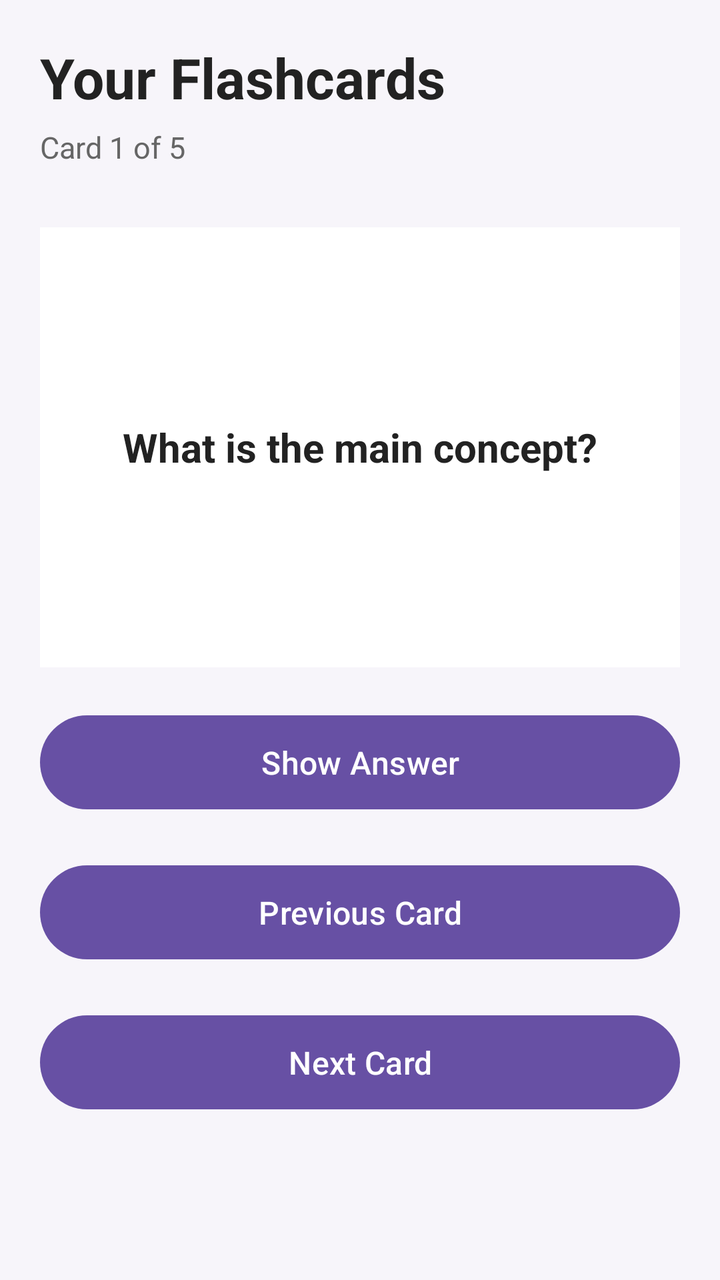
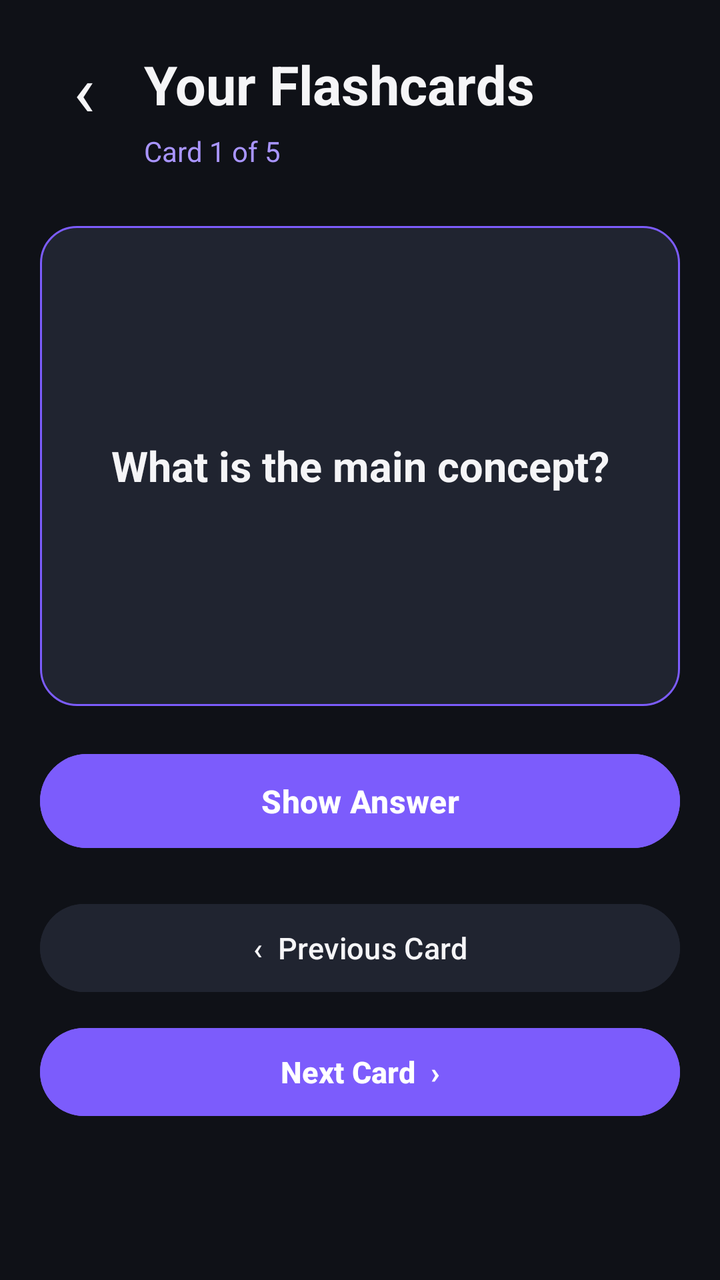

Compare the two renders of this Android layout. The source of the first and the diff that turns it into the second are given below.
<!-- AndroidManifest.xml: application theme Theme.SmartStudentHub -->
<!-- res/layout/activity_generated_flashcard.xml -->
<?xml version="1.0" encoding="utf-8"?>
<ScrollView
    xmlns:android="http://schemas.android.com/apk/res/android"
    android:layout_width="match_parent"
    android:layout_height="match_parent"
    android:background="#F7F5FA">

    <LinearLayout
        android:layout_width="match_parent"
        android:layout_height="wrap_content"
        android:orientation="vertical"
        android:padding="20dp">

        <TextView
            android:layout_width="wrap_content"
            android:layout_height="wrap_content"
            android:text="Your Flashcards"
            android:textColor="#222222"
            android:textSize="28sp"
            android:textStyle="bold" />

        <TextView
            android:id="@+id/flashcardProgressText"
            android:layout_width="wrap_content"
            android:layout_height="wrap_content"
            android:layout_marginTop="6dp"
            android:text="Card 1 of 5"
            android:textColor="#666666"
            android:textSize="15sp" />

        <TextView
            android:id="@+id/flashcardQuestion"
            android:layout_width="match_parent"
            android:layout_height="220dp"
            android:layout_marginTop="30dp"
            android:background="#FFFFFF"
            android:gravity="center"
            android:padding="20dp"
            android:text="What is the main concept?"
            android:textColor="#222222"
            android:textSize="20sp"
            android:textStyle="bold" />

        <Button
            android:id="@+id/btnShowAnswer"
            android:layout_width="match_parent"
            android:layout_height="55dp"
            android:layout_marginTop="20dp"
            android:text="Show Answer"
            android:textSize="16sp" />

        <TextView
            android:id="@+id/flashcardAnswer"
            android:layout_width="match_parent"
            android:layout_height="180dp"
            android:layout_marginTop="15dp"
            android:background="#FFFFFF"
            android:gravity="center"
            android:padding="20dp"
            android:text="The answer will appear here."
            android:textColor="#444444"
            android:textSize="17sp"
            android:visibility="gone" />
        <Button
            android:id="@+id/btnPreviousCard"
            android:layout_width="match_parent"
            android:layout_height="55dp"
            android:layout_marginTop="20dp"
            android:text="Previous Card"
            android:textSize="16sp" />

        <Button
            android:id="@+id/btnNextCard"
            android:layout_width="match_parent"
            android:layout_height="55dp"
            android:layout_marginTop="20dp"
            android:text="Next Card"
            android:textSize="16sp" />


    </LinearLayout>

</ScrollView>
<!-- resources referenced by this layout -->
<resources>
  <style name="Theme.SmartStudentHub" parent="Base.Theme.SmartStudentHub" />
  <style name="Base.Theme.SmartStudentHub" parent="Theme.Material3.DayNight.NoActionBar">
          
          
      </style>
</resources>

<!-- the commit's change to res/layout/activity_generated_flashcard.xml (unified diff, before → after) -->
@@ -3,7 +3,8 @@
     xmlns:android="http://schemas.android.com/apk/res/android"
     android:layout_width="match_parent"
     android:layout_height="match_parent"
-    android:background="#F7F5FA">
+    android:background="@color/background"
+    android:fillViewport="true">
 
     <LinearLayout
         android:layout_width="match_parent"
@@ -11,72 +12,109 @@
         android:orientation="vertical"
         android:padding="20dp">
 
-        <TextView
-            android:layout_width="wrap_content"
+        
+        <LinearLayout
+            android:layout_width="match_parent"
             android:layout_height="wrap_content"
-            android:text="Your Flashcards"
-            android:textColor="#222222"
-            android:textSize="28sp"
-            android:textStyle="bold" />
+            android:gravity="center_vertical"
+            android:orientation="horizontal">
 
+            <TextView
+                android:id="@+id/btnBack"
+                android:layout_width="44dp"
+                android:layout_height="44dp"
+                android:gravity="center"
+                android:text="‹"
+                android:textColor="@color/text_primary"
+                android:textSize="36sp"
+                android:clickable="true"
+                android:focusable="true" />
+
+            <TextView
+                android:layout_width="0dp"
+                android:layout_height="wrap_content"
+                android:layout_weight="1"
+                android:layout_marginStart="8dp"
+                android:text="Your Flashcards"
+                android:textColor="@color/text_primary"
+                android:textSize="27sp"
+                android:textStyle="bold" />
+
+        </LinearLayout>
+
+        
         <TextView
             android:id="@+id/flashcardProgressText"
             android:layout_width="wrap_content"
             android:layout_height="wrap_content"
-            android:layout_marginTop="6dp"
+            android:layout_marginStart="52dp"
+            android:layout_marginTop="2dp"
             android:text="Card 1 of 5"
-            android:textColor="#666666"
-            android:textSize="15sp" />
+            android:textColor="@color/primary_light"
+            android:textSize="14sp" />
 
+        
         <TextView
             android:id="@+id/flashcardQuestion"
             android:layout_width="match_parent"
-            android:layout_height="220dp"
-            android:layout_marginTop="30dp"
-            android:background="#FFFFFF"
+            android:layout_height="240dp"
+            android:layout_marginTop="28dp"
+            android:background="@drawable/bg_focus_card"
             android:gravity="center"
-            android:padding="20dp"
+            android:padding="24dp"
             android:text="What is the main concept?"
-            android:textColor="#222222"
-            android:textSize="20sp"
+            android:textColor="@color/text_primary"
+            android:textSize="21sp"
             android:textStyle="bold" />
 
+        
         <Button
             android:id="@+id/btnShowAnswer"
             android:layout_width="match_parent"
             android:layout_height="55dp"
             android:layout_marginTop="20dp"
+            android:backgroundTint="@color/primary"
             android:text="Show Answer"
-            android:textSize="16sp" />
+            android:textColor="@color/white"
+            android:textSize="16sp"
+            android:textStyle="bold" />
 
+        
         <TextView
             android:id="@+id/flashcardAnswer"
             android:layout_width="match_parent"
             android:layout_height="180dp"
-            android:layout_marginTop="15dp"
-            android:background="#FFFFFF"
+            android:layout_marginTop="16dp"
+            android:background="@drawable/bg_card"
             android:gravity="center"
-            android:padding="20dp"
+            android:padding="22dp"
             android:text="The answer will appear here."
-            android:textColor="#444444"
+            android:textColor="@color/text_secondary"
             android:textSize="17sp"
             android:visibility="gone" />
+
+        
         <Button
             android:id="@+id/btnPreviousCard"
             android:layout_width="match_parent"
-            android:layout_height="55dp"
+            android:layout_height="52dp"
             android:layout_marginTop="20dp"
-            android:text="Previous Card"
-            android:textSize="16sp" />
+            android:backgroundTint="@color/surface_variant"
+            android:text="‹  Previous Card"
+            android:textColor="@color/text_primary"
+            android:textSize="15sp" />
 
+        
         <Button
             android:id="@+id/btnNextCard"
             android:layout_width="match_parent"
-            android:layout_height="55dp"
-            android:layout_marginTop="20dp"
-            android:text="Next Card"
-            android:textSize="16sp" />
-
+            android:layout_height="52dp"
+            android:layout_marginTop="10dp"
+            android:backgroundTint="@color/primary"
+            android:text="Next Card  ›"
+            android:textColor="@color/white"
+            android:textSize="15sp"
+            android:textStyle="bold" />
 
     </LinearLayout>
 
<!-- resource entries referenced after the edit -->
@@ -1,9 +1,65 @@
 <!-- resources referenced by this layout -->
 <resources>
+  <color name="background">#0F1117</color>
+  <color name="primary">#7C5CFC</color>
+  <color name="primary_light">#A995FF</color>
+  <color name="surface_variant">#202430</color>
+  <color name="text_primary">#F5F5F7</color>
+  <color name="text_secondary">#A8ACB8</color>
+  <color name="white">#FFFFFFFF</color>
+  <!-- drawable bg_card (drawable) -->
+  <?xml version="1.0" encoding="utf-8"?>
+  <shape xmlns:android="http://schemas.android.com/apk/res/android"
+      android:shape="rectangle">
+  
+      <solid android:color="@color/surface" />
+  
+      <corners android:radius="16dp" />
+  
+      <stroke
+          android:width="1dp"
+          android:color="@color/surface_variant" />
+  
+  </shape>
+  <!-- drawable bg_focus_card (drawable) -->
+  <?xml version="1.0" encoding="utf-8"?>
+  <shape xmlns:android="http://schemas.android.com/apk/res/android"
+      android:shape="rectangle">
+  
+      <solid android:color="@color/surface_variant" />
+  
+      <corners android:radius="18dp" />
+  
+      <stroke
+          android:width="1dp"
+          android:color="@color/primary" />
+  
+  </shape>
   <style name="Theme.SmartStudentHub" parent="Base.Theme.SmartStudentHub" />
+  <color name="surface">#171A23</color>
   <style name="Base.Theme.SmartStudentHub" parent="Theme.Material3.DayNight.NoActionBar">
+  
           
+          <item name="colorPrimary">@color/primary</item>
+          <item name="colorOnPrimary">@color/white</item>
+  
           
+          <item name="android:windowBackground">@color/background</item>
+          <item name="colorSurface">@color/surface</item>
+          <item name="colorSurfaceVariant">@color/surface_variant</item>
+  
+          
+          <item name="android:textColorPrimary">@color/text_primary</item>
+          <item name="android:textColorSecondary">@color/text_secondary</item>
+  
+          
+          <item name="android:statusBarColor">@color/background</item>
+          <item name="android:navigationBarColor">@color/background</item>
+  
+          
+          <item name="android:windowLightStatusBar">false</item>
+          <item name="android:windowLightNavigationBar">false</item>
+  
       </style>
 </resources>
 
